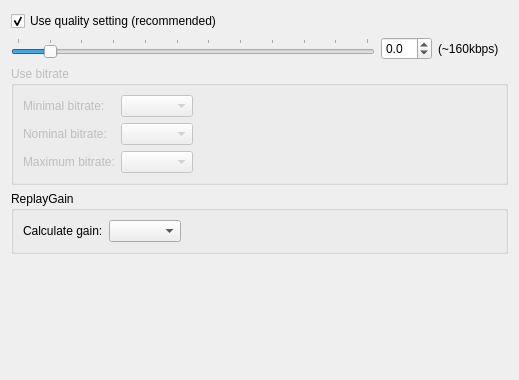
Above: formats/out_ogg_config.ui from flacon/flacon before the change. Below: the same form after it.
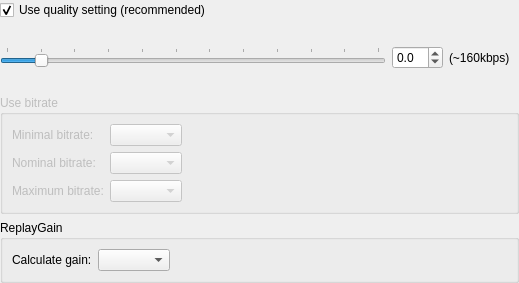
That is the form after the change.

The edit to the form file:
```diff
--- a/formats/out_ogg_config.ui
+++ b/formats/out_ogg_config.ui
@@ -7,13 +7,25 @@
     <x>0</x>
     <y>0</y>
     <width>519</width>
-    <height>380</height>
+    <height>283</height>
    </rect>
   </property>
   <property name="windowTitle">
    <string>Ogg encoding configuration</string>
   </property>
   <layout class="QVBoxLayout" name="verticalLayout">
+   <property name="leftMargin">
+    <number>0</number>
+   </property>
+   <property name="topMargin">
+    <number>0</number>
+   </property>
+   <property name="rightMargin">
+    <number>0</number>
+   </property>
+   <property name="bottomMargin">
+    <number>0</number>
+   </property>
    <item>
     <widget class="QCheckBox" name="oggUseQualityCheck">
      <property name="text">
@@ -233,19 +245,6 @@
      </layout>
     </widget>
    </item>
-   <item>
-    <spacer name="verticalSpacer">
-     <property name="orientation">
-      <enum>Qt::Vertical</enum>
-     </property>
-     <property name="sizeHint" stdset="0">
-      <size>
-       <width>20</width>
-       <height>122</height>
-      </size>
-     </property>
-    </spacer>
-   </item>
   </layout>
  </widget>
  <tabstops>
```
